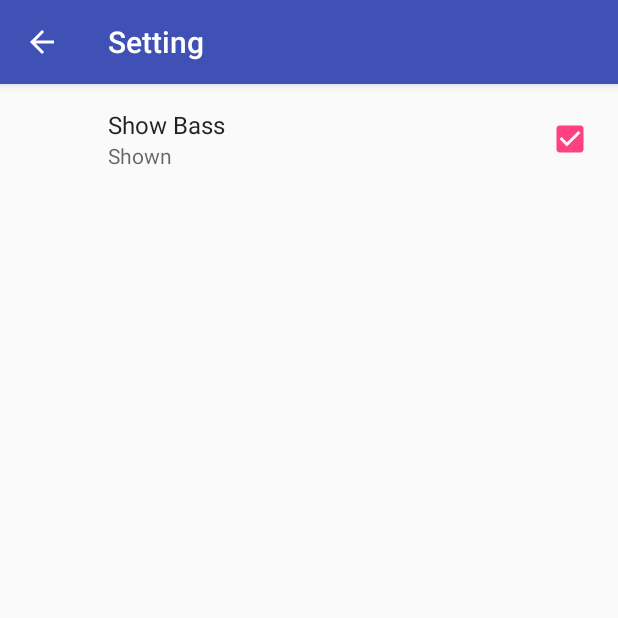
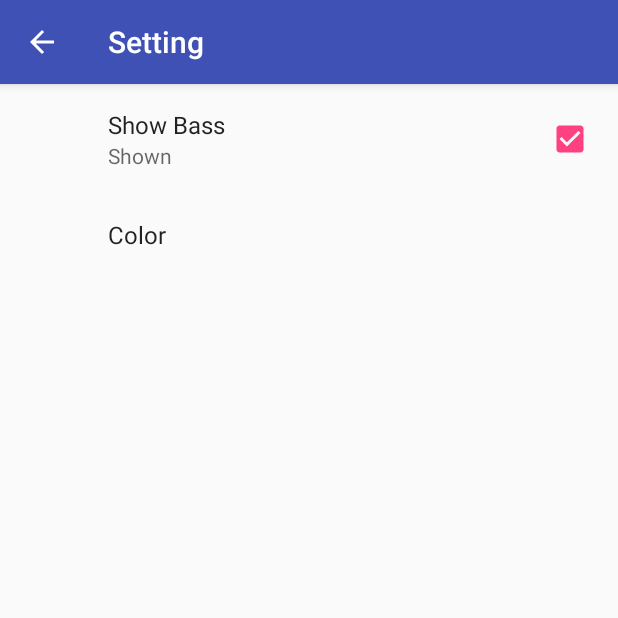
Before and after one commit to ShehryarAhmed/preferences, an Android app: the SettingFragment screen opened directly, with no data from a screen before it, on a phone screen of 412 x 824 dp, the top half of it. Run offline under Robolectric (Android 15) with nearby library versions, the phone set to English and light mode, and no system bars; our stand-ins replace androidx.preference.

Commit message:
worked on list preference

```diff
--- /dev/null
+++ b/Ch6/app/src/main/res/values/array.xml
@@ -0,0 +1,14 @@
+<?xml version="1.0" encoding="utf-8"?>
+<resources>
+    <array name="first">
+        <item>"hello"</item>
+
+        <item>"hello1"</item>
+    </array>
+    <array name="first1">
+        <item>"hello"</item>
+
+        <item>"hello1"</item>
+    </array>
+
+</resources>
--- a/Ch6/app/src/main/res/xml/preference.xml
+++ b/Ch6/app/src/main/res/xml/preference.xml
@@ -1,5 +1,6 @@
 <?xml version="1.0" encoding="utf-8"?>
-<PreferenceScreen xmlns:android="http://schemas.android.com/apk/res/android">
+<PreferenceScreen xmlns:android="http://schemas.android.com/apk/res/android"
+    xmlns:app="http://schemas.android.com/apk/res-auto">
 <CheckBoxPreference
     android:defaultValue="true"
     android:key="show_bass"
@@ -8,4 +9,13 @@
     android:title="Show Bass">
 
 </CheckBoxPreference>
+<ListPreference
+    android:defaultValue="color"
+    android:entries="@array/first"
+    android:entryValues="@array/first1"
+    android:key="hell"
+    android:title="Color">
+
+</ListPreference>
+
 </PreferenceScreen>
```
